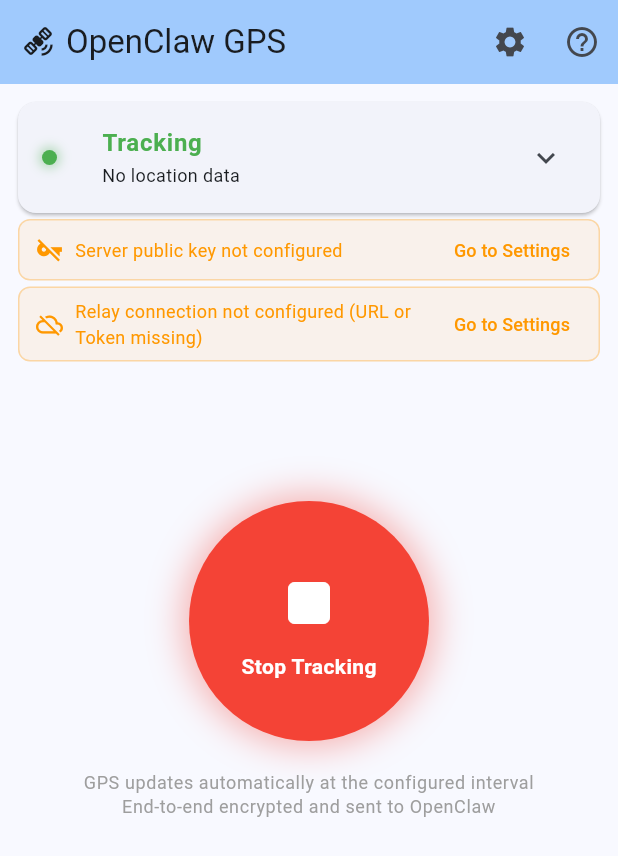
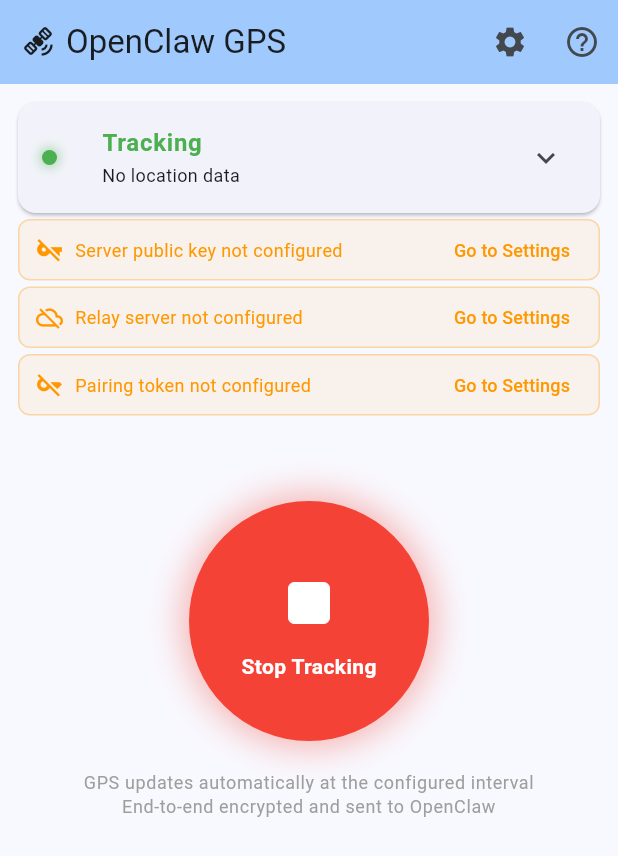
Before and after one commit to luna61ouo/gps-tracker-app, a Flutter app: the screen it shows after launch, after a tap on "Start Tracking", on a phone screen of 412 x 824 dp. Shown: the top 856 px of the screen. Run offline on Flutter 3.47's test engine with Material 3 defaults, Android fonts, the phone set to English and light mode, and no system bars; our stand-ins replace flutter_local_notifications, geolocator, permission_handler, sensors_plus, shared_preferences; missing offline and left inert: cryptography, flutter_background_service; statements that could not run were skipped.

Commit message:
Split relay and token warnings into separate messages
- Show separate warnings for missing relay URL vs missing token
- Users can now clearly see which setting needs to be configured
- Bump build to 5

Co-Authored-By: Claude Opus 4.6 (1M context) <noreply@anthropic.com>

```diff
--- a/lib/l10n/app_strings.dart
+++ b/lib/l10n/app_strings.dart
@@ -58,6 +58,7 @@ abstract class AppStrings {
   String get warnNoLocationPerm;
   String get warnNoPubKey;
   String get warnNoRelay;
+  String get warnNoToken;
   String get warnNeedBgPerm;
 
   // ── Settings page ─────────────────────────────────────────────────────────
--- a/lib/l10n/strings_en.dart
+++ b/lib/l10n/strings_en.dart
@@ -61,7 +61,8 @@ class AppStringsEn extends AppStrings {
   @override String get warnNoLocationPerm =>
       'Missing "Always Allow" location permission — background tracking may fail';
   @override String get warnNoPubKey => 'Server public key not configured';
-  @override String get warnNoRelay => 'Relay connection not configured (URL or Token missing)';
+  @override String get warnNoRelay => 'Relay server not configured';
+  @override String get warnNoToken => 'Pairing token not configured';
   @override String get warnNeedBgPerm =>
       'Background location permission required\nGo to Settings and enable "Always Allow" location';
 
--- a/lib/l10n/strings_zh.dart
+++ b/lib/l10n/strings_zh.dart
@@ -60,7 +60,8 @@ class AppStringsZh extends AppStrings {
   @override String get warnNoLocationPerm =>
       '缺少「永遠允許」定位權限，背景追蹤可能失效';
   @override String get warnNoPubKey => '尚未設定伺服器公鑰';
-  @override String get warnNoRelay => '尚未設定 Relay 連線（URL 或 Token）';
+  @override String get warnNoRelay => '尚未設定 Relay 伺服器';
+  @override String get warnNoToken => '尚未設定配對碼（Token）';
   @override String get warnNeedBgPerm =>
       '需要背景定位權限\n請至設定開啟「永遠允許」定位';
 
--- a/lib/main.dart
+++ b/lib/main.dart
@@ -218,12 +218,22 @@ class _TrackingHomePageState extends State<TrackingHomePage>
     }
 
     final relayUrl = prefs.getString(kRelayUrlKey) ?? '';
-    final token = prefs.getString(kTokenKey) ?? '';
-    if (relayUrl.isEmpty || token.isEmpty) {
+    if (relayUrl.isEmpty) {
       warnings.add(_CheckWarning(
         icon: Icons.cloud_off,
         color: Colors.orange,
         message: s.warnNoRelay,
+        actionLabel: s.btnGoSettings,
+        onAction: _goToSettings,
+      ));
+    }
+
+    final token = prefs.getString(kTokenKey) ?? '';
+    if (token.isEmpty) {
+      warnings.add(_CheckWarning(
+        icon: Icons.key_off,
+        color: Colors.orange,
+        message: s.warnNoToken,
         actionLabel: s.btnGoSettings,
         onAction: _goToSettings,
       ));
--- a/pubspec.yaml
+++ b/pubspec.yaml
@@ -2,7 +2,7 @@ name: clawgpstracker
 description: "Encrypted GPS tracker app for OpenClaw."
 publish_to: 'none'
 
-version: 1.0.0+4
+version: 1.0.0+5
 
 environment:
   sdk: ^3.11.3
```
